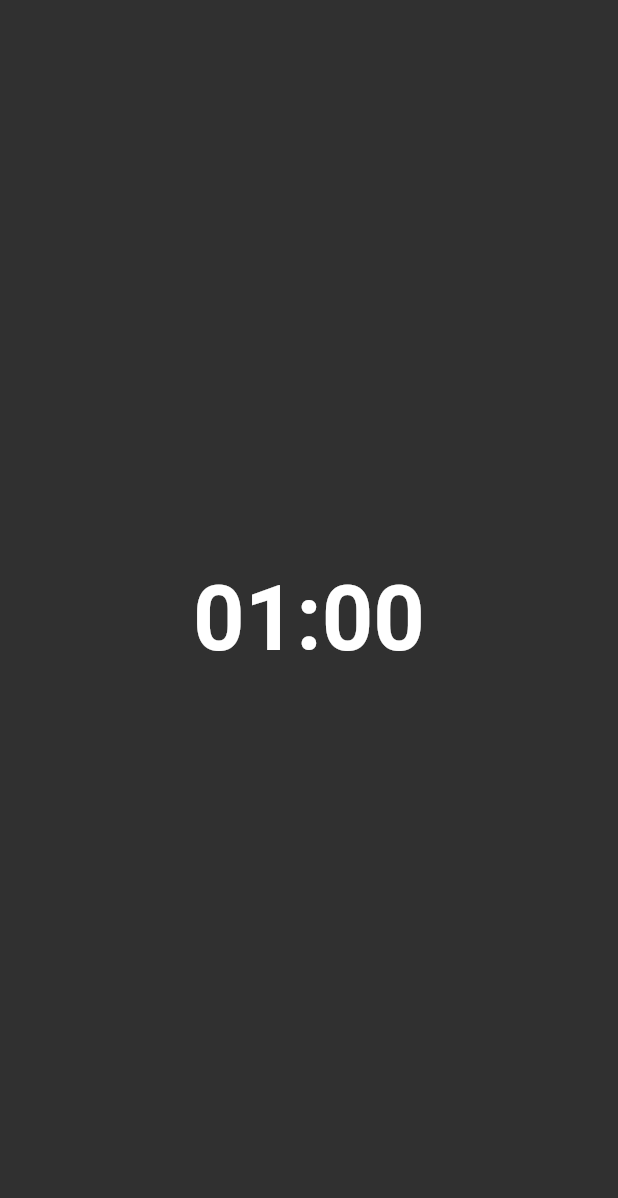
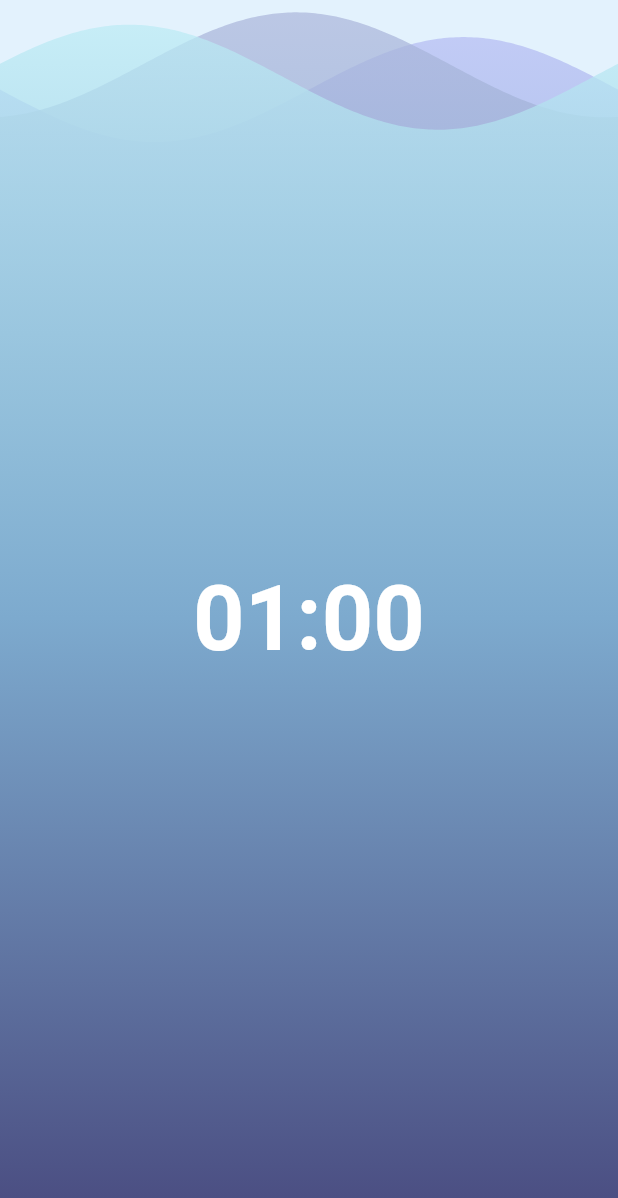
Before and after one commit to azmainadel/unbloc-flutter_bloc, a Flutter app: the screen it shows after launch, on a phone screen of 412 x 824 dp. Shown: the top 1198 px of the screen. Run offline on Flutter 3.47's test engine with Material 2 defaults, Android fonts, the phone set to English and light mode, and no system bars; drawn by our look-alikes of wave; our stand-ins replace bloc, equatable, flutter_bloc.

Commit message:
:art: Add wave background

```diff
--- /dev/null
+++ b/timer/lib/ui/components/wave_background.dart
@@ -0,0 +1,37 @@
+import 'package:flutter/material.dart';
+import 'package:wave/config.dart';
+import 'package:wave/wave.dart';
+
+class WaveBackground extends StatelessWidget {
+  @override
+  Widget build(BuildContext context) {
+    return WaveWidget(
+      config: CustomConfig(
+        gradients: [
+          [
+            Color.fromRGBO(72, 74, 126, 1),
+            Color.fromRGBO(125, 170, 206, 1),
+            Color.fromRGBO(184, 189, 245, 0.7)
+          ],
+          [
+            Color.fromRGBO(72, 74, 126, 1),
+            Color.fromRGBO(125, 170, 206, 1),
+            Color.fromRGBO(172, 182, 219, 0.7)
+          ],
+          [
+            Color.fromRGBO(72, 73, 126, 1),
+            Color.fromRGBO(125, 170, 206, 1),
+            Color.fromRGBO(190, 238, 246, 0.7)
+          ],
+        ],
+        durations: [19440, 10800, 6000],
+        heightPercentages: [0.03, 0.01, 0.02],
+        gradientBegin: Alignment.bottomCenter,
+        gradientEnd: Alignment.topCenter,
+      ),
+      size: Size(double.infinity, double.infinity),
+      waveAmplitude: 25,
+      backgroundColor: Colors.blue[50],
+    );
+  }
+}
--- a/timer/lib/ui/pages/timer_page.dart
+++ b/timer/lib/ui/pages/timer_page.dart
@@ -1,13 +1,17 @@
 import 'package:flutter/material.dart';
 import 'package:flutter_bloc/flutter_bloc.dart';
 import 'package:timer/bloc/bloc.dart';
+import 'package:timer/ui/components/wave_background.dart';
 import 'package:timer/ui/utils/ui_constants.dart';
 
 class TimerPage extends StatelessWidget {
   @override
   Widget build(BuildContext context) {
     return Scaffold(
-      body: Column(
+      body: Stack(
+        children: <Widget>[
+          WaveBackground(),
+          Column(
             mainAxisAlignment: MainAxisAlignment.center,
             crossAxisAlignment: CrossAxisAlignment.center,
             children: <Widget>[
@@ -16,7 +20,8 @@ class TimerPage extends StatelessWidget {
                 child: Center(
                   child: BlocBuilder<TimerBloc, TimerState>(
                     builder: (context, state) {
-                  final String minutesStr = ((state.remainingTicks / 60) % 60)
+                      final String minutesStr =
+                          ((state.remainingTicks / 60) % 60)
                               .floor()
                               .toString()
                               .padLeft(2, '0');
@@ -34,6 +39,8 @@ class TimerPage extends StatelessWidget {
               )
             ],
           ),
+        ],
+      ),
     );
   }
 }
```
Lines whose indentation alone changed are shown as unchanged.
